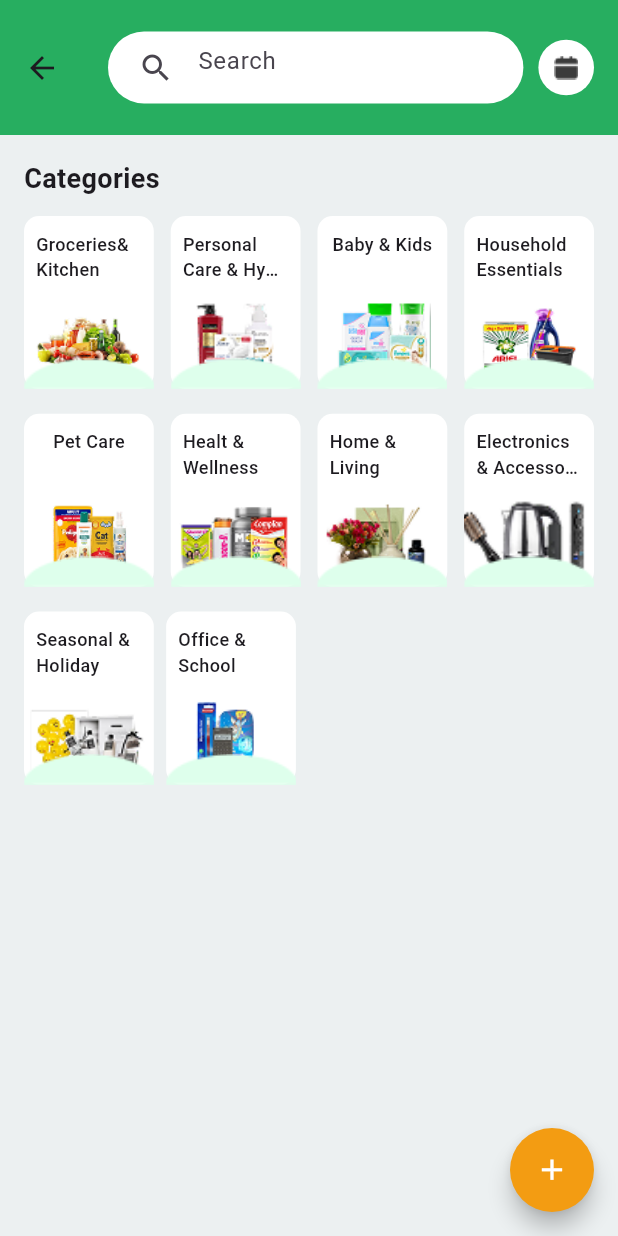
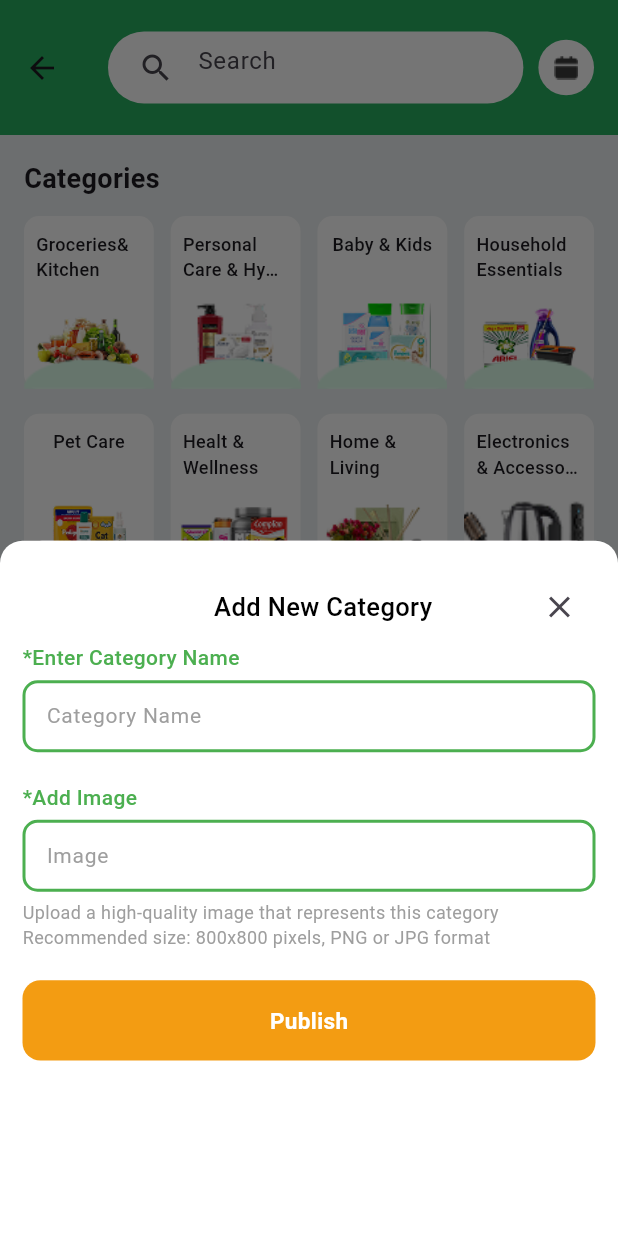
Before and after one commit to pokaktechnologies/supermarket-admin-fe, a Flutter app: the CategoryMain screen opened directly, after a tap on the "add" icon, on a phone screen of 412 x 824 dp. Run offline on Flutter 3.47's test engine with Material 3 defaults, Android fonts, the phone set to English and light mode, and no system bars.

Commit message:
add category section completed

```diff
--- a/lib/core/themes/app_colors.dart
+++ b/lib/core/themes/app_colors.dart
@@ -8,4 +8,5 @@ class AppColors {
   static const softGreenOverlay = Color(0x7827AE60);
   static const bgGrey = Color(0xFFECF0F1);
   static const brown = Color(0xFFF39C12);
+  static const black = Colors.black;
 }
--- /dev/null
+++ b/lib/views/product/add_category_sheet.dart
@@ -0,0 +1,144 @@
+import 'package:flutter/material.dart';
+import 'package:supermarket_admin_fe/core/themes/app_colors.dart';
+import 'package:supermarket_admin_fe/widgets/buttons.dart/confirm_button.dart';
+
+void addCategorySheet(BuildContext context) {
+  showModalBottomSheet<void>(
+    context: context,
+    builder: (BuildContext context) {
+      return Container(
+        height: 500,
+        decoration: const BoxDecoration(
+          color: AppColors.white,
+          borderRadius: BorderRadius.only(
+            topLeft: Radius.circular(15),
+            topRight: Radius.circular(15),
+          ),
+        ),
+        child: Padding(
+          padding: const EdgeInsets.symmetric(
+            horizontal: 15,
+            vertical: 20,
+          ),
+          child: Column(
+            mainAxisAlignment: MainAxisAlignment.start,
+            children: [
+              Row(
+                children: [
+                  const Spacer(),
+                  const Expanded(
+                    flex: 4,
+                    child: Center(
+                      child: Text(
+                        "Add New Category",
+                        style: TextStyle(
+                          color: AppColors.black,
+                          fontWeight: FontWeight.w500,
+                          fontSize: 17,
+                        ),
+                      ),
+                    ),
+                  ),
+                  IconButton(
+                    icon: const Icon(Icons.close),
+                    onPressed: () {
+                      Navigator.of(context).pop();
+                    },
+                  ),
+                ],
+              ),
+              const Align(
+                alignment: Alignment.centerLeft,
+                child: Text(
+                  "*Enter Category Name",
+                  style: TextStyle(
+                    color: AppColors.green,
+                    fontWeight: FontWeight.w500,
+                  ),
+                ),
+              ),
+              const SizedBox(height: 5),
+              TextField(
+                decoration: InputDecoration(
+                  filled: true,
+                  fillColor: AppColors.white,
+                  focusColor: AppColors.green,
+                  focusedBorder: OutlineInputBorder(
+                    borderSide:
+                        const BorderSide(color: AppColors.green, width: 2.0),
+                    borderRadius: BorderRadius.circular(10),
+                  ),
+                  border: OutlineInputBorder(
+                    borderSide:
+                        const BorderSide(color: AppColors.green, width: 2.0),
+                    borderRadius: BorderRadius.circular(10),
+                  ),
+                  enabledBorder: OutlineInputBorder(
+                    borderSide:
+                        const BorderSide(color: AppColors.green, width: 2.0),
+                    borderRadius: BorderRadius.circular(10),
+                  ),
+                  hintText: 'Category Name',
+                  hintStyle: const TextStyle(color: AppColors.grey),
+                  contentPadding:
+                      const EdgeInsets.symmetric(horizontal: 12, vertical: 8),
+                ),
+                style: const TextStyle(fontSize: 14),
+              ),
+              const SizedBox(height: 20),
+              const Align(
+                alignment: Alignment.centerLeft,
+                child: Text(
+                  "*Add Image",
+                  style: TextStyle(
+                    color: AppColors.green,
+                    fontWeight: FontWeight.w500,
+                  ),
+                ),
+              ),
+              const SizedBox(height: 5),
+              TextField(
+                decoration: InputDecoration(
+                  filled: true,
+                  fillColor: AppColors.white,
+                  focusColor: AppColors.green,
+                  focusedBorder: OutlineInputBorder(
+                    borderSide:
+                        const BorderSide(color: AppColors.green, width: 2.0),
+                    borderRadius: BorderRadius.circular(10),
+                  ),
+                  border: OutlineInputBorder(
+                    borderSide:
+                        const BorderSide(color: AppColors.green, width: 2.0),
+                    borderRadius: BorderRadius.circular(10),
+                  ),
+                  enabledBorder: OutlineInputBorder(
+                    borderSide:
+                        const BorderSide(color: AppColors.green, width: 2.0),
+                    borderRadius: BorderRadius.circular(10),
+                  ),
+                  hintText: 'Image',
+                  hintStyle: const TextStyle(color: AppColors.grey),
+                  contentPadding:
+                      const EdgeInsets.symmetric(horizontal: 12, vertical: 8),
+                ),
+                style: const TextStyle(fontSize: 14),
+              ),
+              const SizedBox(height: 5),
+              const Text(
+                "Upload a high-quality image that represents this category Recommended size: 800x800 pixels, PNG or JPG format",
+                style: TextStyle(
+                  color: AppColors.grey,
+                  fontSize: 12,
+                  fontWeight: FontWeight.w400,
+                ),
+              ),
+              const SizedBox(height: 20),
+              const ConfirmButton(text: "Publish")
+            ],
+          ),
+        ),
+      );
+    },
+  );
+}
--- a/lib/views/product/category.dart
+++ b/lib/views/product/category.dart
@@ -1,6 +1,7 @@
 import 'package:flutter/material.dart';
 import 'package:supermarket_admin_fe/core/themes/app_assets.dart';
 import 'package:supermarket_admin_fe/core/themes/app_colors.dart';
+import 'package:supermarket_admin_fe/views/product/add_category_sheet.dart';
 import 'package:supermarket_admin_fe/views/product/product_tile.dart';
 
 class CategoryMain extends StatelessWidget {
@@ -209,7 +210,7 @@ class CategoryMain extends StatelessWidget {
       ),
       floatingActionButtonLocation: FloatingActionButtonLocation.endFloat,
       floatingActionButton: FloatingActionButton(
-        onPressed: () => print("haii"),
+        onPressed: () => addCategorySheet(context),
         elevation: 6.0,
         shape: const CircleBorder(),
         backgroundColor: AppColors.brown,
--- /dev/null
+++ b/lib/widgets/buttons.dart/confirm_button.dart
@@ -0,0 +1,37 @@
+import 'package:flutter/material.dart';
+import 'package:supermarket_admin_fe/core/themes/app_colors.dart';
+
+class ConfirmButton extends StatelessWidget {
+  final String text;
+  const ConfirmButton({super.key, required this.text});
+
+  @override
+  Widget build(BuildContext context) {
+    var size = MediaQuery.of(context).size;
+    var height = size.height;
+    var width = size.width;
+    return InkWell(
+      onTap: () {
+        Navigator.of(context).pop();
+      },
+      child: Container(
+        height: height * 0.065,
+        width: width * width,
+        decoration: BoxDecoration(
+          color: AppColors.brown,
+          borderRadius: BorderRadius.circular(12),
+        ),
+        child: Center(
+          child: Text(
+            text,
+            style: const TextStyle(
+              color: AppColors.white,
+              fontWeight: FontWeight.bold,
+              fontSize: 15,
+            ),
+          ),
+        ),
+      ),
+    );
+  }
+}
```
